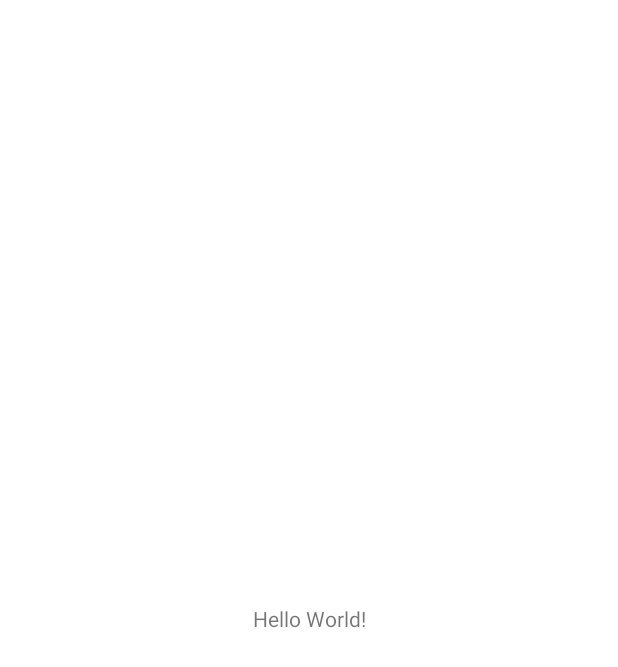
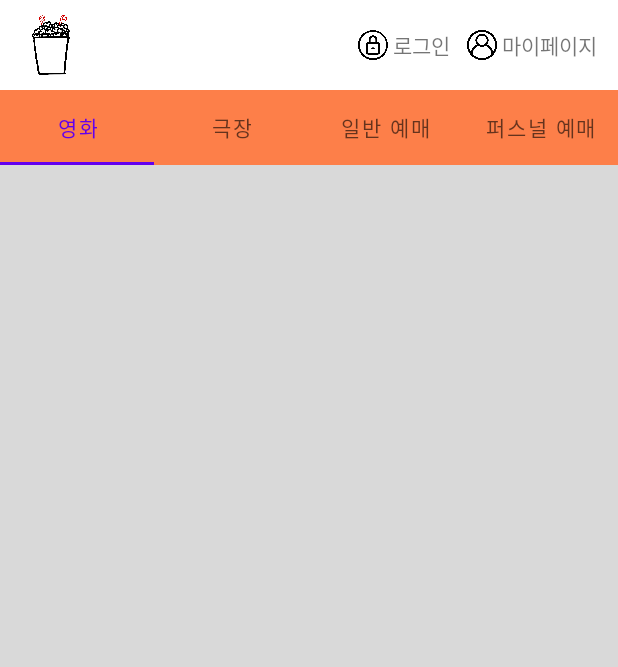
Before and after one commit to Captain-Saurus/AOS-PopcornPicks, an Android app: the screen it shows after launch (MainActivity), on a phone screen of 412 x 824 dp. Before the commit the part shown is almost empty. Shown: the top 667 px of the screen. Run offline under Robolectric (Android 15) with nearby library versions, the phone set to English and light mode, and no system bars; our stand-ins replace data binding.

Commit message:
[박현수] 메인 홈 제작

```diff
--- a/app/src/main/AndroidManifest.xml
+++ b/app/src/main/AndroidManifest.xml
@@ -6,7 +6,7 @@
         android:allowBackup="true"
         android:dataExtractionRules="@xml/data_extraction_rules"
         android:fullBackupContent="@xml/backup_rules"
-        android:icon="@drawable/ic_logo_popcornpicks"
+        android:icon="@drawable/ic_logo_popcorn_picks"
         android:label="@string/app_name"
         android:supportsRtl="true"
         android:theme="@style/Theme.PopcornPicks"
--- a/app/src/main/res/layout/activity_main.xml
+++ b/app/src/main/res/layout/activity_main.xml
@@ -9,14 +9,111 @@
         android:layout_height="match_parent"
         tools:context=".MainActivity">
 
-        <TextView
-            android:layout_width="wrap_content"
+        <androidx.constraintlayout.widget.ConstraintLayout
+            android:id="@+id/header_cl"
+            android:layout_width="match_parent"
             android:layout_height="wrap_content"
-            android:text="Hello World!"
+            app:layout_constraintTop_toTopOf="parent"
+            app:layout_constraintBottom_toTopOf="@id/main_nav_tl"
+            app:layout_constraintStart_toStartOf="parent"
+            app:layout_constraintEnd_toEndOf="parent">
+
+            <ImageView
+                android:id="@+id/main_logo_iv"
+                android:layout_width="40dp"
+                android:layout_height="40dp"
+                android:layout_marginVertical="10dp"
+                android:layout_marginStart="10dp"
+                android:src="@drawable/ic_logo_popcorn_picks"
+                app:layout_constraintTop_toTopOf="parent"
+                app:layout_constraintBottom_toBottomOf="parent"
+                app:layout_constraintStart_toStartOf="parent"
+                app:layout_constraintEnd_toStartOf="@id/login_ll"/>
+
+            <LinearLayout
+                android:id="@+id/login_ll"
+                style="@style/Main.header.layout"
+                android:layout_marginStart="180dp"
+                app:layout_constraintTop_toTopOf="parent"
+                app:layout_constraintBottom_toBottomOf="parent"
+                app:layout_constraintStart_toEndOf="@id/main_logo_iv"
+                app:layout_constraintEnd_toStartOf="@id/my_page_ll">
+                <ImageView
+                    android:id="@+id/login_iv"
+                    style="@style/Main.header.iv"
+                    android:src="@drawable/ic_login" />
+                <TextView
+                    android:id="@+id/login_tv"
+                    style="@style/Main.header.tv"
+                    android:text="로그인"/>
+            </LinearLayout>
+
+            <LinearLayout
+                android:id="@+id/my_page_ll"
+                style="@style/Main.header.layout"
+                android:layout_marginStart="7dp"
+                android:layout_marginVertical="10dp"
+                android:layout_marginEnd="10dp"
+                app:layout_constraintTop_toTopOf="parent"
+                app:layout_constraintBottom_toBottomOf="parent"
+                app:layout_constraintStart_toEndOf="@id/login_ll"
+                app:layout_constraintEnd_toEndOf="parent">
+                <ImageView
+                    android:id="@+id/my_page_iv"
+                    style="@style/Main.header.iv"
+                    android:src="@drawable/ic_mypage"/>
+                <TextView
+                    android:id="@+id/my_page_tv"
+                    style="@style/Main.header.tv"
+                    android:text="마이페이지"/>
+            </LinearLayout>
+
+        </androidx.constraintlayout.widget.ConstraintLayout>
+
+        <com.google.android.material.tabs.TabLayout
+            android:id="@+id/main_nav_tl"
+            android:layout_width="match_parent"
+            android:layout_height="50dp"
+            android:background="@color/tab_color"
+            app:layout_constraintTop_toBottomOf="@id/header_cl"
+            app:layout_constraintBottom_toTopOf="@id/temp_view"
+            app:layout_constraintEnd_toEndOf="parent"
+            app:layout_constraintStart_toStartOf="parent" >
+
+            <com.google.android.material.tabs.TabItem
+                android:id="@+id/main_nav_movie"
+                android:layout_width="match_parent"
+                android:layout_height="match_parent"
+                android:text="영화"/>
+
+            <com.google.android.material.tabs.TabItem
+                android:id="@+id/main_nav_theater"
+                android:layout_width="match_parent"
+                android:layout_height="match_parent"
+                android:text="극장"/>
+
+            <com.google.android.material.tabs.TabItem
+                android:id="@+id/main_nav_normal_ticketing"
+                android:layout_width="match_parent"
+                android:layout_height="match_parent"
+                android:text="일반 예매"/>
+
+            <com.google.android.material.tabs.TabItem
+                android:id="@+id/main_nav_personal_ticketing"
+                android:layout_width="match_parent"
+                android:layout_height="match_parent"
+                android:text="퍼스널 예매"/>
+        </com.google.android.material.tabs.TabLayout>
+
+        <View
+            android:id="@+id/temp_view"
+            android:background="@color/no_content"
+            android:layout_width="match_parent"
+            android:layout_height="0dp"
+            app:layout_constraintTop_toBottomOf="@id/main_nav_tl"
             app:layout_constraintBottom_toBottomOf="parent"
-            app:layout_constraintEnd_toEndOf="parent"
             app:layout_constraintStart_toStartOf="parent"
-            app:layout_constraintTop_toTopOf="parent" />
+            app:layout_constraintEnd_toEndOf="parent" />
 
     </androidx.constraintlayout.widget.ConstraintLayout>
 
--- /dev/null
+++ b/app/src/main/res/layout/include_tab_layout.xml
@@ -0,0 +1,18 @@
+<?xml version="1.0" encoding="utf-8"?>
+<androidx.constraintlayout.widget.ConstraintLayout
+    xmlns:android="http://schemas.android.com/apk/res/android"
+    xmlns:app="http://schemas.android.com/apk/res-auto"
+    xmlns:tools="http://schemas.android.com/tools"
+    android:layout_width="match_parent"
+    android:layout_height="match_parent">
+
+    <TableLayout
+        android:id="@+id/main_nav_tl"
+        android:layout_width="match_parent"
+        android:layout_height="50dp"
+        android:background="@color/tab_color"
+        app:layout_constraintTop_toTopOf="parent"
+        app:layout_constraintStart_toStartOf="parent"
+        app:layout_constraintEnd_toEndOf="parent"/>
+
+</androidx.constraintlayout.widget.ConstraintLayout>
--- a/app/src/main/res/values/colors.xml
+++ b/app/src/main/res/values/colors.xml
@@ -7,4 +7,7 @@
     <color name="teal_700">#FF018786</color>
     <color name="black">#FF000000</color>
     <color name="white">#FFFFFFFF</color>
+
+    <color name="tab_color">#FD7F49</color>
+    <color name="no_content">#D9D9D9</color>
 </resources>
--- /dev/null
+++ b/app/src/main/res/values/style.xml
@@ -0,0 +1,24 @@
+<?xml version="1.0" encoding="utf-8"?>
+<resources>
+    <!-- Main -->
+    <style name="Main" />
+    <style name="Main.header" />
+    <style name="Main.header.layout">
+        <item name="android:layout_width">wrap_content</item>
+        <item name="android:layout_height">wrap_content</item>
+        <item name="android:orientation">horizontal</item>
+        <item name="android:gravity">center</item>
+    </style>
+
+    <style name="Main.header.iv">
+        <item name="android:layout_width">20dp</item>
+        <item name="android:layout_height">20dp</item>
+        <item name="android:layout_marginEnd">3dp</item>
+    </style>
+
+    <style name="Main.header.tv">
+        <item name="android:layout_width">wrap_content</item>
+        <item name="android:layout_height">wrap_content</item>
+    </style>
+
+</resources>
--- a/app/src/main/res/values/themes.xml
+++ b/app/src/main/res/values/themes.xml
@@ -15,6 +15,5 @@
 
         <!-- remove Title Bar, Status Bar-->
         <item name="windowNoTitle">true</item>
-        <item name="android:windowTranslucentStatus">true</item>
     </style>
 </resources>
```
Also changed, not shown: app/src/main/res/drawable-v24/ic_event.jpeg (added), app/src/main/res/drawable-v24/ic_inquire.jpeg (added), app/src/main/res/drawable-v24/ic_login.jpeg (added), app/src/main/res/drawable-v24/ic_logo_popcorn_picks.jpeg (renamed from app/src/main/res/drawable-v24/ic_logo_popcornpicks.jpeg), app/src/main/res/drawable-v24/ic_mypage.jpeg (added), app/src/main/res/drawable-v24/ic_notice.jpeg (added).
